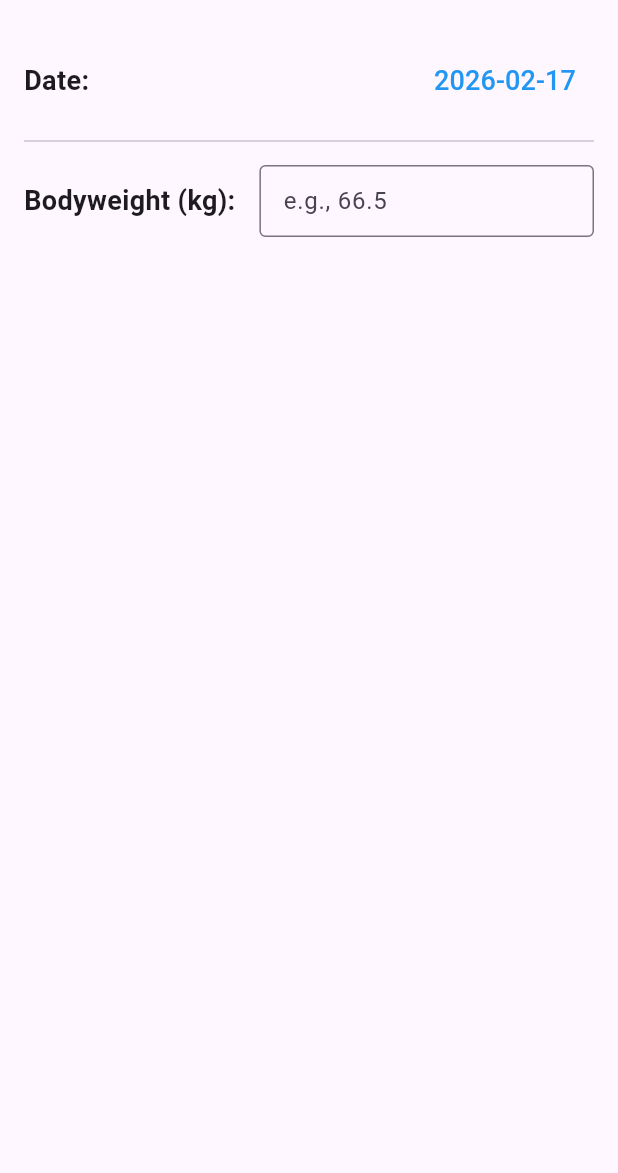
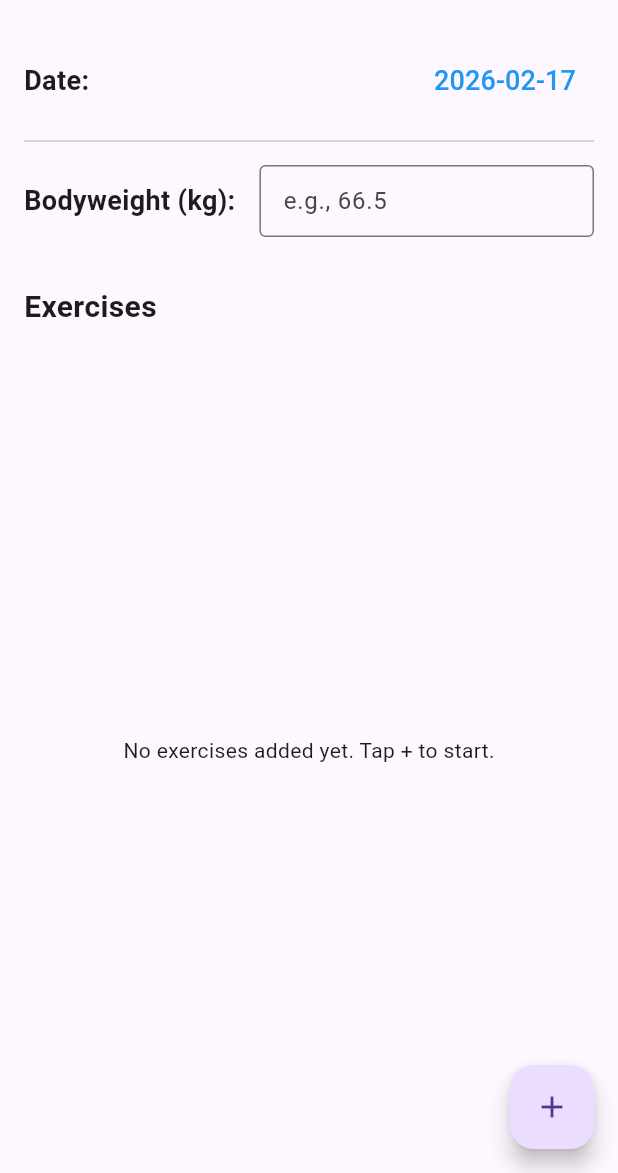
Before and after one commit to pratikg003/gym-tracker, a Flutter app: the screen it shows after launch, on a phone screen of 412 x 824 dp, the part 63-1236 px from its top. Run offline on Flutter 3.47's test engine with Material 3 defaults, Android fonts, the phone set to English and light mode, and no system bars; our stand-ins replace sqflite; accounts and stored records are empty.

Commit message:
Day 62: Implemented multi-select exercise screen with batch database inserts

```diff
--- a/lib/ui/screens/daily_log_screen.dart
+++ b/lib/ui/screens/daily_log_screen.dart
@@ -1,6 +1,7 @@
 import 'package:flutter/material.dart';
-import 'package:gym_tracker/core/providers/workout_provider.dart';
 import 'package:provider/provider.dart';
+import '../../core/providers/workout_provider.dart';
+import 'exercise_selection_screen.dart';
 
 class DailyLogScreen extends StatefulWidget {
   const DailyLogScreen({super.key});
@@ -15,7 +16,7 @@ class _DailyLogScreenState extends State<DailyLogScreen> {
   @override
   void initState() {
     super.initState();
-
+    // Load today's date automatically when the screen opens
     String today = DateTime.now().toString().split(' ')[0];
     WidgetsBinding.instance.addPostFrameCallback((_) {
       context.read<WorkoutProvider>().loadLogForDate(today);
@@ -31,7 +32,33 @@ class _DailyLogScreenState extends State<DailyLogScreen> {
   @override
   Widget build(BuildContext context) {
     return Scaffold(
-      appBar: AppBar(title: Text('Gym Tracker'), centerTitle: true),
+      appBar: AppBar(
+        title: const Text('Gym Tracker'),
+        centerTitle: true,
+      ),
+
+      // FLOATING ACTION BUTTON - Navigates to the multi-select screen
+      floatingActionButton: Consumer<WorkoutProvider>(
+        builder: (context, provider, child) {
+          return FloatingActionButton(
+            child: const Icon(Icons.add),
+            onPressed: () async {
+              // Navigate to the new screen and wait for the result
+              final List<String>? selectedExercises = await Navigator.push(
+                context,
+                MaterialPageRoute(
+                  builder: (context) => const ExerciseSelectionScreen(),
+                ),
+              );
+
+              // If the user selected exercises and didn't just hit back, save them
+              if (selectedExercises != null && selectedExercises.isNotEmpty) {
+                provider.addMultipleExercises(selectedExercises);
+              }
+            },
+          );
+        },
+      ),
 
       body: Consumer<WorkoutProvider>(
         builder: (context, provider, child) {
@@ -39,6 +66,7 @@ class _DailyLogScreenState extends State<DailyLogScreen> {
             return const Center(child: CircularProgressIndicator());
           }
 
+          // If a weight is already saved for this date, populate the text field
           if (provider.currentLog?.bodyWeight != null) {
             _weightController.text = provider.currentLog!.bodyWeight.toString();
           } else {
@@ -46,86 +74,91 @@ class _DailyLogScreenState extends State<DailyLogScreen> {
           }
 
           return Padding(
-            padding: EdgeInsets.all(16),
+            padding: const EdgeInsets.all(16.0),
             child: Column(
               crossAxisAlignment: CrossAxisAlignment.start,
               children: [
+                // --- 1. DATE SELECTOR ---
                 Row(
                   mainAxisAlignment: MainAxisAlignment.spaceBetween,
                   children: [
-                    const Text(
-                      'Date:',
-                      style: TextStyle(
-                        fontSize: 18,
-                        fontWeight: FontWeight.bold,
-                      ),
-                    ),
+                    const Text("Date:", style: TextStyle(fontSize: 18, fontWeight: FontWeight.bold)),
                     TextButton(
                       onPressed: () async {
                         DateTime? picked = await showDatePicker(
                           context: context,
                           initialDate: DateTime.parse(provider.selectedDate),
                           firstDate: DateTime(2020),
-                          lastDate: DateTime.now().add(
-                            const Duration(days: 365),
-                          ),
+                          lastDate: DateTime.now().add(const Duration(days: 365)),
                         );
                         if (picked != null) {
-                          provider.loadLogForDate(
-                            picked.toString().split(' ')[0],
-                          );
+                          provider.loadLogForDate(picked.toString().split(' ')[0]);
                         }
                       },
                       child: Text(
                         provider.selectedDate,
-                        style: const TextStyle(
-                          fontSize: 18,
-                          color: Colors.blue,
-                        ),
+                        style: const TextStyle(fontSize: 18, color: Colors.blue),
                       ),
                     ),
                   ],
                 ),
-                Divider(height: 32),
+                const Divider(height: 32),
 
+                // --- 2. BODYWEIGHT INPUT ---
                 Row(
                   children: [
-                    const Text(
-                      'Bodyweight (kg):',
-                      style: TextStyle(
-                        fontSize: 18,
-                        fontWeight: FontWeight.bold,
-                      ),
-                    ),
+                    const Text("Bodyweight (kg):", style: TextStyle(fontSize: 18, fontWeight: FontWeight.bold)),
                     const SizedBox(width: 16),
                     Expanded(
                       child: TextField(
                         controller: _weightController,
-                        keyboardType: const TextInputType.numberWithOptions(
-                          decimal: true,
-                        ),
+                        keyboardType: const TextInputType.numberWithOptions(decimal: true),
                         decoration: const InputDecoration(
                           hintText: 'e.g., 66.5',
                           border: OutlineInputBorder(),
-                          contentPadding: EdgeInsets.symmetric(
-                            horizontal: 12,
-                            vertical: 8,
-                          ),
+                          contentPadding: EdgeInsets.symmetric(horizontal: 12, vertical: 8),
                         ),
+                        // Saves the weight to SQLite when you hit 'Done' on the keyboard
                         onSubmitted: (value) {
                           double? weight = double.tryParse(value);
                           if (weight != null) {
                             provider.logBodyWeight(weight);
                             ScaffoldMessenger.of(context).showSnackBar(
-                              const SnackBar(
-                                content: Text('Bodyweight saved!'),
-                              ),
+                              const SnackBar(content: Text('Bodyweight saved!')),
                             );
                           }
                         },
                       ),
                     ),
                   ],
+                ),
+
+                const SizedBox(height: 32),
+                const Text("Exercises", style: TextStyle(fontSize: 20, fontWeight: FontWeight.bold)),
+                const SizedBox(height: 16),
+
+                // --- 3. EXERCISE LIST ---
+                Expanded(
+                  child: provider.currentLog?.exercises.isEmpty ?? true
+                      ? const Center(child: Text("No exercises added yet. Tap + to start."))
+                      : ListView.builder(
+                          itemCount: provider.currentLog!.exercises.length,
+                          itemBuilder: (context, index) {
+                            final exercise = provider.currentLog!.exercises[index];
+                            return Card(
+                              child: ListTile(
+                                title: Text(exercise.exerciseName, style: const TextStyle(fontWeight: FontWeight.bold)),
+                                subtitle: Text("${exercise.sets.length} sets logged"),
+                                trailing: const Icon(Icons.arrow_forward_ios, size: 16),
+                                onTap: () {
+                                  ScaffoldMessenger.of(context).showSnackBar(
+                                    SnackBar(content: Text('Opening ${exercise.exerciseName} sets... (Coming Day 63)')),
+                                  );
+                                },
+                              ),
+                            );
+                          },
+                        ),
                 ),
               ],
             ),
```
Also changed, not shown: lib/core/providers/workout_provider.dart (+39 -1 lines), lib/ui/screens/exercise_selection_screen.dart (added, +81 -0 lines).
